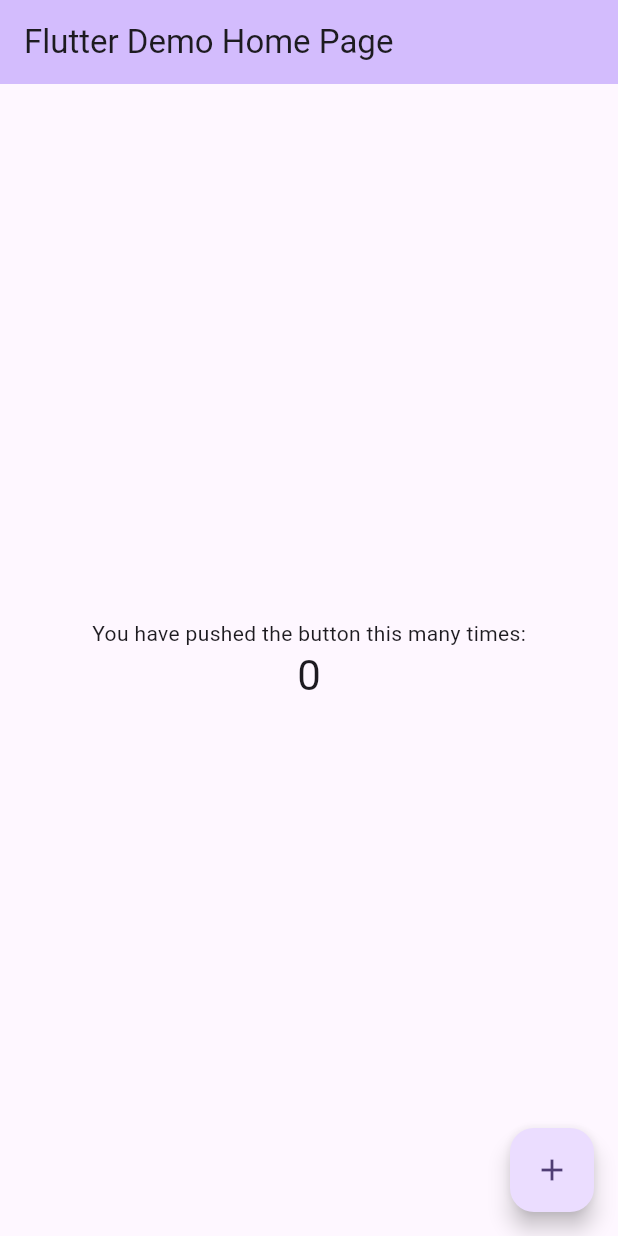
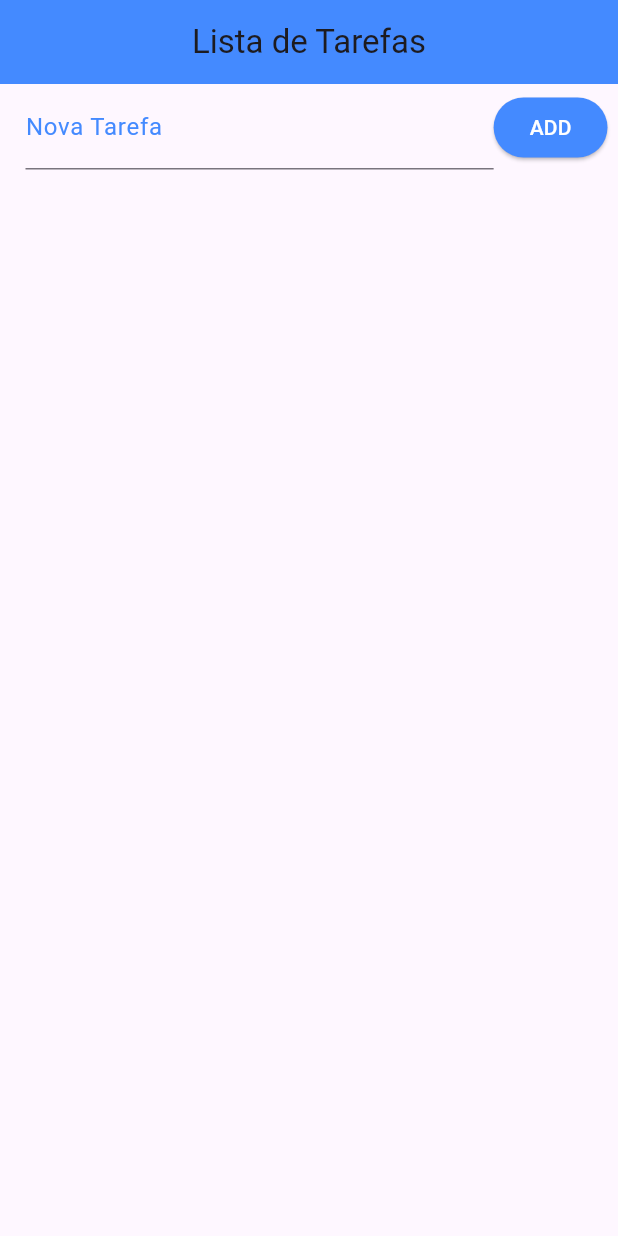
Before and after one commit to luizcomparin/Flutter-Todo-List, a Flutter app: the screen it shows after launch, on a phone screen of 412 x 824 dp. Run offline on Flutter 3.47's test engine with Material 3 defaults, Android fonts, the phone set to English and light mode, and no system bars.

Commit message:
feat: main methods

```diff
--- a/lib/main.dart
+++ b/lib/main.dart
@@ -1,125 +1,190 @@
+import 'dart:convert';
+import 'dart:io';
+
 import 'package:flutter/material.dart';
+import 'package:path_provider/path_provider.dart';
 
 void main() {
-  runApp(const MyApp());
+  runApp(
+    MaterialApp(
+      home: Home(),
+    ),
+  );
 }
 
-class MyApp extends StatelessWidget {
-  const MyApp({super.key});
+class Home extends StatefulWidget {
+  const Home({super.key});
 
-  // This widget is the root of your application.
   @override
-  Widget build(BuildContext context) {
-    return MaterialApp(
-      title: 'Flutter Demo',
-      theme: ThemeData(
-        // This is the theme of your application.
-        //
-        // TRY THIS: Try running your application with "flutter run". You'll see
-        // the application has a purple toolbar. Then, without quitting the app,
-        // try changing the seedColor in the colorScheme below to Colors.green
-        // and then invoke "hot reload" (save your changes or press the "hot
-        // reload" button in a Flutter-supported IDE, or press "r" if you used
-        // the command line to start the app).
-        //
-        // Notice that the counter didn't reset back to zero; the application
-        // state is not lost during the reload. To reset the state, use hot
-        // restart instead.
-        //
-        // This works for code too, not just values: Most code changes can be
-        // tested with just a hot reload.
-        colorScheme: ColorScheme.fromSeed(seedColor: Colors.deepPurple),
-        useMaterial3: true,
-      ),
-      home: const MyHomePage(title: 'Flutter Demo Home Page'),
-    );
-  }
+  State<Home> createState() => _HomeState();
 }
 
-class MyHomePage extends StatefulWidget {
-  const MyHomePage({super.key, required this.title});
+class _HomeState extends State<Home> {
+  final _toDoController = TextEditingController();
+  List _toDoList = [];
 
-  // This widget is the home page of your application. It is stateful, meaning
-  // that it has a State object (defined below) that contains fields that affect
-  // how it looks.
-
-  // This class is the configuration for the state. It holds the values (in this
-  // case the title) provided by the parent (in this case the App widget) and
-  // used by the build method of the State. Fields in a Widget subclass are
-  // always marked "final".
-
-  final String title;
+  late Map<String, dynamic> _lastRemoved;
+  late int _lastRemovedPos;
 
   @override
-  State<MyHomePage> createState() => _MyHomePageState();
-}
+  void initState() {
+    super.initState();
+    _readData().then((data) => {
+          setState(
+            () => _toDoList = json.decode(data!),
+          )
+        });
+  }
 
-class _MyHomePageState extends State<MyHomePage> {
-  int _counter = 0;
+  void _addToDo() {
+    setState(() {
+      Map<String, dynamic> newToDo = Map();
+      newToDo["title"] = _toDoController.text;
+      _toDoController.text = "";
+      newToDo["ok"] = false;
+      _toDoList.add(newToDo);
+      _saveData();
+    });
+  }
 
-  void _incrementCounter() {
+  Future<Null> _refresh() async {
+    await Future.delayed(Duration(milliseconds: 500));
     setState(() {
-      // This call to setState tells the Flutter framework that something has
-      // changed in this State, which causes it to rerun the build method below
-      // so that the display can reflect the updated values. If we changed
-      // _counter without calling setState(), then the build method would not be
-      // called again, and so nothing would appear to happen.
-      _counter++;
+      _toDoList.sort((a, b) {
+        if (a['ok'] && !b['ok']) return 1;
+        if (!a['ok'] && b['ok'])
+          return -1;
+        else
+          return 0;
+      });
+      _saveData();
     });
+
+    return null;
   }
 
   @override
   Widget build(BuildContext context) {
-    // This method is rerun every time setState is called, for instance as done
-    // by the _incrementCounter method above.
-    //
-    // The Flutter framework has been optimized to make rerunning build methods
-    // fast, so that you can just rebuild anything that needs updating rather
-    // than having to individually change instances of widgets.
     return Scaffold(
       appBar: AppBar(
-        // TRY THIS: Try changing the color here to a specific color (to
-        // Colors.amber, perhaps?) and trigger a hot reload to see the AppBar
-        // change color while the other colors stay the same.
-        backgroundColor: Theme.of(context).colorScheme.inversePrimary,
-        // Here we take the value from the MyHomePage object that was created by
-        // the App.build method, and use it to set our appbar title.
-        title: Text(widget.title),
+        title: Text("Lista de Tarefas"),
+        backgroundColor: Colors.blueAccent,
+        centerTitle: true,
       ),
-      body: Center(
-        // Center is a layout widget. It takes a single child and positions it
-        // in the middle of the parent.
-        child: Column(
-          // Column is also a layout widget. It takes a list of children and
-          // arranges them vertically. By default, it sizes itself to fit its
-          // children horizontally, and tries to be as tall as its parent.
-          //
-          // Column has various properties to control how it sizes itself and
-          // how it positions its children. Here we use mainAxisAlignment to
-          // center the children vertically; the main axis here is the vertical
-          // axis because Columns are vertical (the cross axis would be
-          // horizontal).
-          //
-          // TRY THIS: Invoke "debug painting" (choose the "Toggle Debug Paint"
-          // action in the IDE, or press "p" in the console), to see the
-          // wireframe for each widget.
-          mainAxisAlignment: MainAxisAlignment.center,
-          children: <Widget>[
-            const Text(
-              'You have pushed the button this many times:',
+      body: Column(
+        children: <Widget>[
+          Container(
+            padding: EdgeInsets.fromLTRB(17, 1, 7, 1),
+            child: Row(
+              children: <Widget>[
+                Expanded(
+                  child: TextField(
+                    controller: _toDoController,
+                    decoration: InputDecoration(
+                      labelText: "Nova Tarefa",
+                      labelStyle: TextStyle(color: Colors.blueAccent),
+                    ),
+                  ),
+                ),
+                ElevatedButton(
+                  style: ElevatedButton.styleFrom(
+                    backgroundColor: Colors.blueAccent, // Background color
+                  ),
+                  child: const Text(
+                    'ADD',
+                    style: TextStyle(color: Colors.white),
+                  ),
+                  onPressed: _addToDo,
+                )
+              ],
             ),
-            Text(
-              '$_counter',
-              style: Theme.of(context).textTheme.headlineMedium,
+          ),
+          Expanded(
+              child: RefreshIndicator(
+            onRefresh: _refresh,
+            child: ListView.builder(
+              padding: EdgeInsets.only(top: 10),
+              itemCount: _toDoList.length,
+              itemBuilder: buildItem,
             ),
-          ],
+          ))
+        ],
+      ),
+    );
+  }
+
+  Widget buildItem(BuildContext context, int index) {
+    return Dismissible(
+      key: Key(DateTime.now().millisecondsSinceEpoch.toString()),
+      background: Container(
+        color: Colors.red,
+        child: Align(
+          alignment: Alignment(-0.9, 0),
+          child: Icon(
+            Icons.delete,
+            color: Colors.white,
+          ),
         ),
       ),
-      floatingActionButton: FloatingActionButton(
-        onPressed: _incrementCounter,
-        tooltip: 'Increment',
-        child: const Icon(Icons.add),
-      ), // This trailing comma makes auto-formatting nicer for build methods.
+      direction: DismissDirection.startToEnd,
+      child: CheckboxListTile(
+        title: Text(_toDoList[index]["title"]),
+        value: _toDoList[index]["ok"],
+        secondary: CircleAvatar(
+          child: Icon(_toDoList[index]["ok"] ? Icons.check : Icons.error),
+        ),
+        onChanged: (bool? value) {
+          setState(() {
+            _toDoList[index]["ok"] = value;
+            _saveData();
+          });
+        },
+      ),
+      onDismissed: (direction) {
+        setState(() {
+          _lastRemoved = Map.from(_toDoList[index]);
+          _lastRemovedPos = index;
+          _toDoList.removeAt(index);
+          _saveData();
+        });
+
+        final snack = SnackBar(
+          content: Text("Tarefa \"${_lastRemoved['title']}\" removida."),
+          action: SnackBarAction(
+            label: "Desfazer",
+            onPressed: () {
+              setState(() {
+                _toDoList.insert(_lastRemovedPos, _lastRemoved);
+                _saveData();
+              });
+            },
+          ),
+          duration: Duration(seconds: 3),
+        );
+
+        ScaffoldMessenger.of(context).removeCurrentSnackBar();
+        ScaffoldMessenger.of(context).showSnackBar(snack);
+      },
     );
   }
+
+  Future<File> _getFile() async {
+    final directory = await getApplicationDocumentsDirectory();
+    return File("${directory.path}/data.json");
+  }
+
+  Future<File> _saveData() async {
+    String data = json.encode(_toDoList);
+    final file = await _getFile();
+    return file.writeAsString(data);
+  }
+
+  Future<String?> _readData() async {
+    try {
+      final file = await _getFile();
+      return file.readAsString();
+    } catch (e) {
+      return null;
+    }
+  }
 }
```
